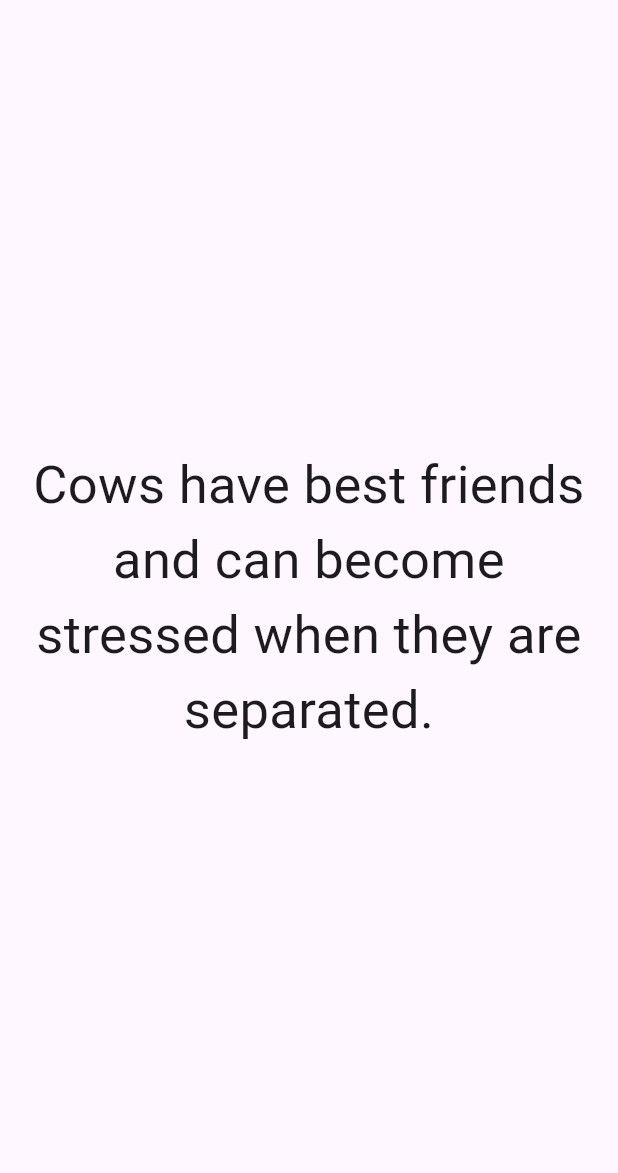
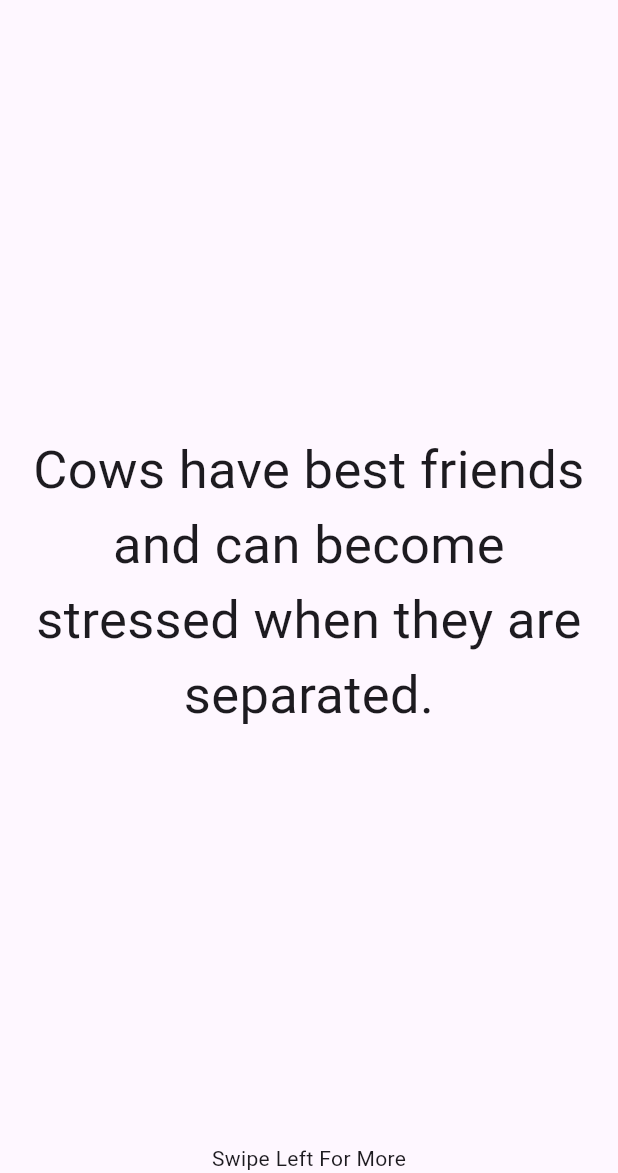
Before and after one commit to MossesAryo/Flutter_FunFacts_app, a Flutter app: the screen it shows after launch, on a phone screen of 412 x 824 dp, the part 63-1236 px from its top. Run offline on Flutter 3.47's test engine with Material 3 defaults, Android fonts, the phone set to English and light mode, and no system bars.

```diff
--- a/lib/screens/main_screen.dart
+++ b/lib/screens/main_screen.dart
@@ -51,7 +51,10 @@ class _MainScreenState extends State<MainScreen> {
           )
         ],
       ),
-      body: PageView.builder(
+      body: Column(children: [
+        Expanded(
+          child: PageView.builder(
+              scrollDirection: Axis.horizontal,
               itemCount: facts.length,
               itemBuilder: (BuildContext context, int index) {
                 return Container(
@@ -67,6 +70,11 @@ class _MainScreenState extends State<MainScreen> {
                   ),
                 );
               }),
+        ),
+        Container(
+          child: Text("Swipe Left For More"),
+        )
+      ]),
     );
   }
 }
```
Lines whose indentation alone changed are shown as unchanged.
